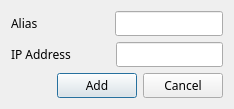
This is branches/src/slm_machine/addBuddy.ui in mahdiattarbashi/slmmachine as Qt 5 draws it before an edit. The edited form follows.
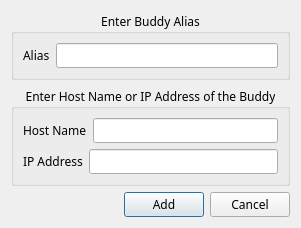
This is the edited form. Icons and pictures are not drawn.

Commit message: (TODO list item 18) Add buddy screen is improved to get host name together with IP address of the buddy. Host name resolution is made automatically and there is no need to enter IP address if the host name is entered.

What changed in the file:
```diff
--- a/branches/src/slm_machine/addBuddy.ui
+++ b/branches/src/slm_machine/addBuddy.ui
@@ -5,12 +5,12 @@
   <property name="windowModality">
    <enum>Qt::ApplicationModal</enum>
   </property>
-  <property name="geometry">
+  <property name="geometry" >
    <rect>
     <x>0</x>
-    <y>1</y>
-    <width>234</width>
-    <height>105</height>
+    <y>0</y>
+    <width>250</width>
+    <height>208</height>
    </rect>
   </property>
   <property name="sizePolicy">
@@ -19,7 +19,13 @@
     <verstretch>0</verstretch>
    </sizepolicy>
   </property>
-  <property name="font">
+  <property name="maximumSize" >
+   <size>
+    <width>250</width>
+    <height>208</height>
+   </size>
+  </property>
+  <property name="font" >
    <font>
     <family>Sans Serif</family>
    </font>
@@ -31,66 +37,85 @@
    <iconset resource="resources/slm_resources.qrc">
     <normaloff>:/icons/SLM_Logo</normaloff>:/icons/SLM_Logo</iconset>
   </property>
-  <layout class="QVBoxLayout" name="verticalLayout">
+  <layout class="QVBoxLayout" name="verticalLayout_3" >
    <item>
-    <layout class="QHBoxLayout" name="horizontalLayout_2">
+    <widget class="QGroupBox" name="groupBox" >
+     <property name="title" >
+      <string>Enter Buddy Alias</string>
+     </property>
+     <property name="alignment" >
+      <set>Qt::AlignCenter</set>
+     </property>
+     <layout class="QVBoxLayout" name="verticalLayout_2" >
      <item>
-      <widget class="QLabel" name="L_buddyAliasLabel">
-       <property name="text">
+       <layout class="QHBoxLayout" name="horizontalLayout_3" >
+        <item>
+         <widget class="QLabel" name="L_buddyAliasLabel" >
+          <property name="text" >
         <string>Alias</string>
        </property>
       </widget>
      </item>
      <item>
-      <spacer name="horizontalSpacer_2">
-       <property name="orientation">
-        <enum>Qt::Horizontal</enum>
-       </property>
-       <property name="sizeHint" stdset="0">
-        <size>
-         <width>40</width>
-         <height>20</height>
-        </size>
-       </property>
-      </spacer>
+         <widget class="QLineEdit" name="L_buddyAliasLine" />
+        </item>
+       </layout>
+      </item>
+     </layout>
+    </widget>
+   </item>
+   <item>
+    <widget class="QGroupBox" name="groupBox_2" >
+     <property name="title" >
+      <string>Enter Host Name or IP Address of the Buddy</string>
+     </property>
+     <property name="alignment" >
+      <set>Qt::AlignCenter</set>
+     </property>
+     <layout class="QVBoxLayout" name="verticalLayout" >
+      <item>
+       <layout class="QHBoxLayout" name="horizontalLayout_2" >
+        <item>
+         <widget class="QLabel" name="L_hostNameLabel" >
+          <property name="text" >
+           <string>Host Name</string>
+          </property>
+         </widget>
      </item>
      <item>
-      <widget class="QLineEdit" name="L_buddyAliasLine"/>
+         <widget class="QLineEdit" name="L_buddyHostNameLine" >
+          <property name="sizePolicy" >
+           <sizepolicy vsizetype="Fixed" hsizetype="Expanding" >
+            <horstretch>0</horstretch>
+            <verstretch>0</verstretch>
+           </sizepolicy>
+          </property>
+         </widget>
      </item>
     </layout>
    </item>
    <item>
-    <layout class="QHBoxLayout" name="horizontalLayout_3">
+       <layout class="QHBoxLayout" name="horizontalLayout" >
      <item>
-      <widget class="QLabel" name="L_buddyIPAddressLabel">
-       <property name="text">
+         <widget class="QLabel" name="L_buddyIPAddressLabel" >
+          <property name="text" >
         <string>IP Address</string>
        </property>
       </widget>
      </item>
      <item>
-      <spacer name="horizontalSpacer_3">
-       <property name="orientation">
-        <enum>Qt::Horizontal</enum>
-       </property>
-       <property name="sizeHint" stdset="0">
-        <size>
-         <width>40</width>
-         <height>20</height>
-        </size>
-       </property>
-      </spacer>
-     </item>
-     <item>
-      <widget class="QLineEdit" name="L_buddyIPAddressLine"/>
-     </item>
-    </layout>
+         <widget class="QLineEdit" name="L_buddyIPAddressLine" />
+        </item>
+       </layout>
+      </item>
+     </layout>
+    </widget>
    </item>
    <item>
-    <layout class="QHBoxLayout" name="horizontalLayout">
+    <layout class="QHBoxLayout" name="horizontalLayout_4" >
      <item>
-      <spacer name="horizontalSpacer">
-       <property name="orientation">
+      <spacer name="horizontalSpacer" >
+       <property name="orientation" >
         <enum>Qt::Horizontal</enum>
        </property>
        <property name="sizeHint" stdset="0">
@@ -102,15 +127,15 @@
       </spacer>
      </item>
      <item>
-      <widget class="QPushButton" name="L_addBuddyButton">
-       <property name="text">
+      <widget class="QPushButton" name="L_addBuddyButton" >
+       <property name="text" >
         <string>Add</string>
        </property>
       </widget>
      </item>
      <item>
-      <widget class="QPushButton" name="L_cancelAddBuddyButton">
-       <property name="text">
+      <widget class="QPushButton" name="L_cancelAddBuddyButton" >
+       <property name="text" >
         <string>Cancel</string>
        </property>
       </widget>
```
Left out of the diff: 21 changed lines with no effect on the pictures. Lines whose indentation alone changed are shown as unchanged. The commit also changes 2 other files.
